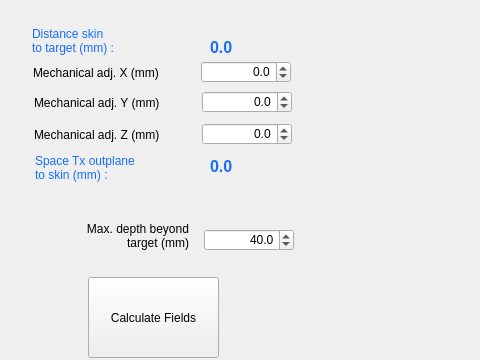
ProteusMRIgHIFU/BabelBrain, file BabelBrain/Babel_SingleTx/formBx.ui: the form before one commit; both pictures show x 0 to 480 and y 113 to 473 of the 1226 by 473 pixel window.
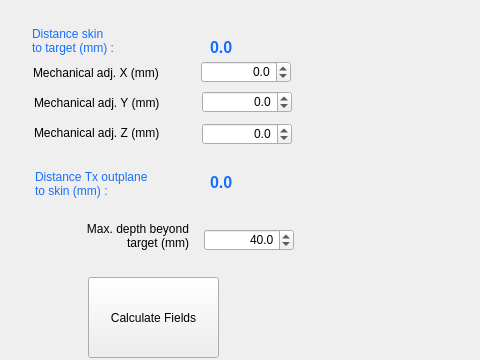
The form after the commit.

```diff
--- a/BabelBrain/Babel_SingleTx/formBx.ui
+++ b/BabelBrain/Babel_SingleTx/formBx.ui
@@ -201,9 +201,9 @@
    <property name="geometry">
     <rect>
      <x>34</x>
-     <y>238</y>
+     <y>234</y>
      <width>143</width>
-     <height>20</height>
+     <height>24</height>
     </rect>
    </property>
    <property name="text">
@@ -214,7 +214,7 @@
    <property name="geometry">
     <rect>
      <x>210</x>
-     <y>264</y>
+     <y>280</y>
      <width>76</width>
      <height>31</height>
     </rect>
@@ -236,7 +236,7 @@
    <property name="geometry">
     <rect>
      <x>35</x>
-     <y>265</y>
+     <y>281</y>
      <width>150</width>
      <height>31</height>
     </rect>
@@ -245,7 +245,7 @@
     <string notr="true">color:rgb(22, 110, 255)</string>
    </property>
    <property name="text">
-    <string>Space Tx outplane 
+    <string>Distance Tx outplane 
 to skin (mm) :</string>
    </property>
    <property name="indent">
```
